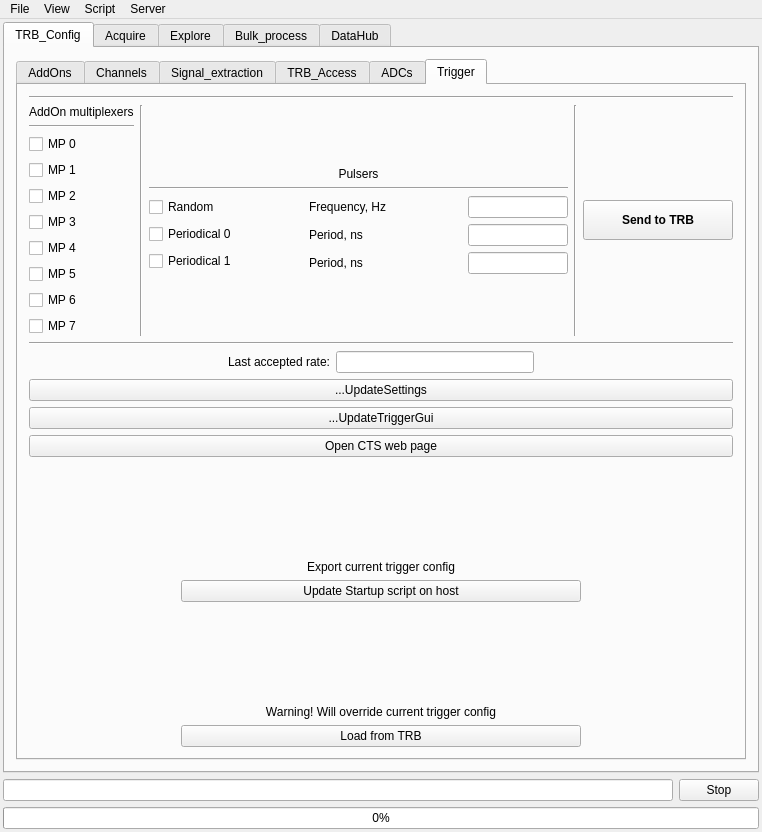
First picture: the form in GUI/mainwindow.ui, repository andrmor/TRB3reader, before the edit.
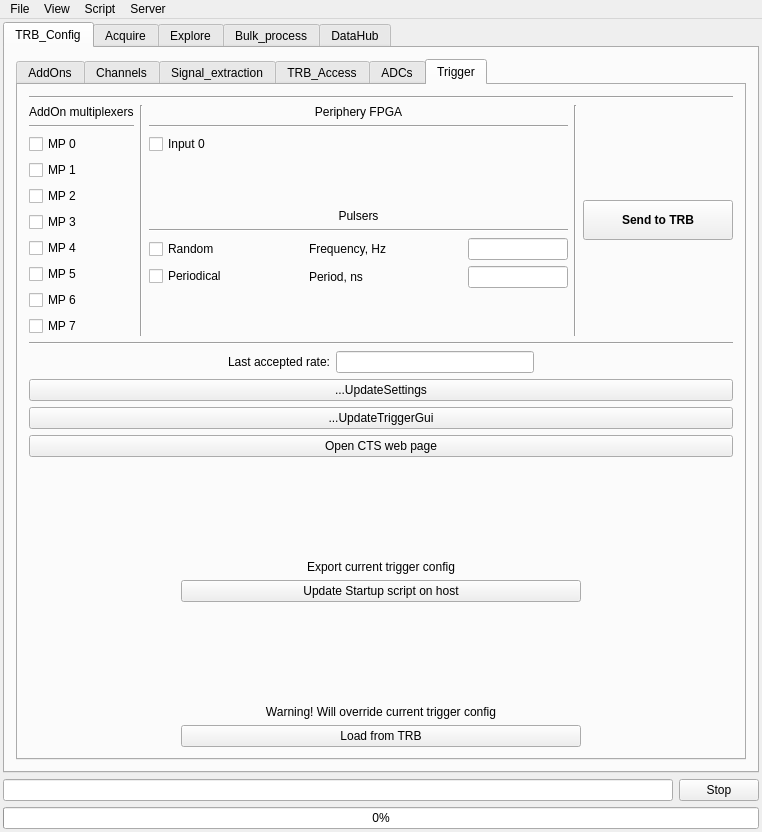
Second picture: the form after the edit. The open tabs and pages were chosen to show the change.

```diff
--- a/GUI/mainwindow.ui
+++ b/GUI/mainwindow.ui
@@ -2340,6 +2340,30 @@
               </item>
               <item>
                <layout class="QVBoxLayout" name="verticalLayout_40">
+                <item>
+                 <widget class="QLabel" name="label_67">
+                  <property name="text">
+                   <string>Periphery FPGA</string>
+                  </property>
+                  <property name="alignment">
+                   <set>Qt::AlignCenter</set>
+                  </property>
+                 </widget>
+                </item>
+                <item>
+                 <widget class="Line" name="line_16">
+                  <property name="orientation">
+                   <enum>Qt::Horizontal</enum>
+                  </property>
+                 </widget>
+                </item>
+                <item>
+                 <widget class="QCheckBox" name="cbPeripheryFPGA0">
+                  <property name="text">
+                   <string>Input 0</string>
+                  </property>
+                 </widget>
+                </item>
                 <item>
                  <spacer name="verticalSpacer_31">
                   <property name="orientation">
@@ -2387,14 +2411,7 @@
                     <item>
                      <widget class="QCheckBox" name="cbPeriodicalPulser0">
                       <property name="text">
-                       <string>Periodical 0</string>
-                      </property>
-                     </widget>
-                    </item>
-                    <item>
-                     <widget class="QCheckBox" name="cbPeriodicalPulser1">
-                      <property name="text">
-                       <string>Periodical 1</string>
+                       <string>Periodical</string>
                       </property>
                      </widget>
                     </item>
@@ -2419,13 +2436,6 @@
                       </property>
                      </widget>
                     </item>
-                    <item>
-                     <widget class="QLabel" name="label_67">
-                      <property name="text">
-                       <string>Period, ns</string>
-                      </property>
-                     </widget>
-                    </item>
                    </layout>
                   </item>
                   <item>
@@ -2453,16 +2463,6 @@
                       </property>
                      </widget>
                     </item>
-                    <item>
-                     <widget class="QLineEdit" name="lePeriod1">
-                      <property name="maximumSize">
-                       <size>
-                        <width>100</width>
-                        <height>16777215</height>
-                       </size>
-                      </property>
-                     </widget>
-                    </item>
                    </layout>
                   </item>
                  </layout>
```
Left out of the diff: 36 changed lines with no effect on the pictures.
